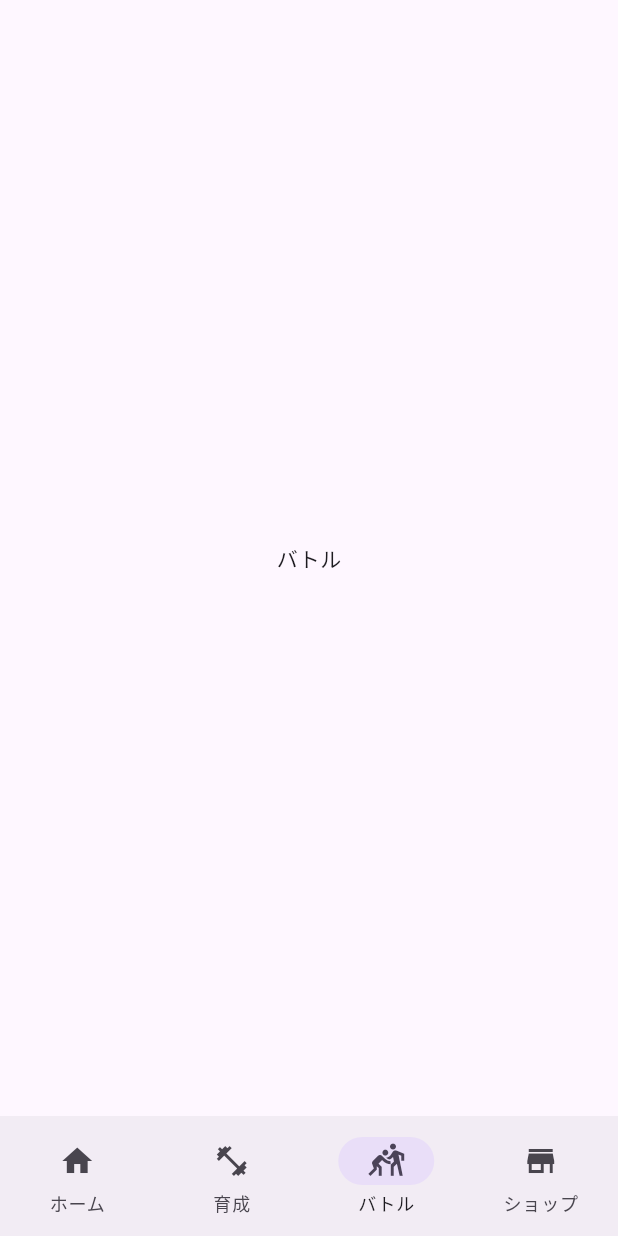
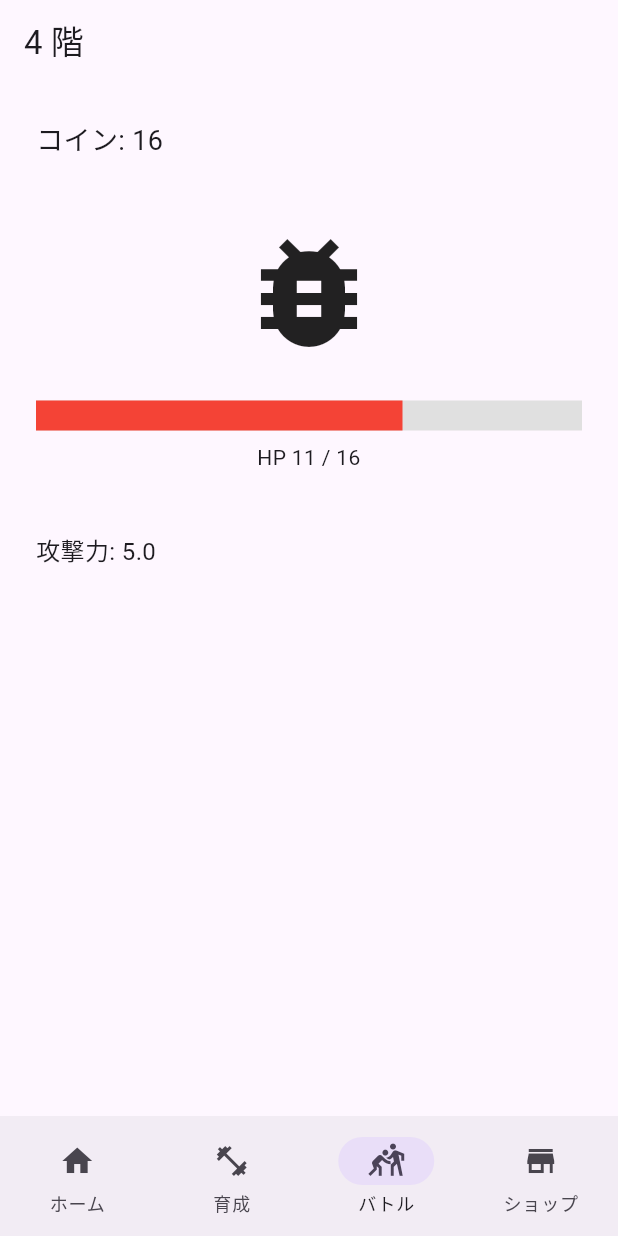
Before and after one commit to yuusaku000/idle_dungeon, a Flutter app: the screen it shows after launch, item 3 of the bottom bar chosen, on a phone screen of 412 x 824 dp. Run offline on Flutter 3.47's test engine with Material 3 defaults, Android fonts, the phone set to English and light mode, and no system bars.

Commit message:
feat: バトル画面の自動戦闘と階層進行を実装

```diff
--- a/lib/game_state.dart
+++ b/lib/game_state.dart
@@ -1,32 +1,34 @@
-import 'package:flutter/foundation.dart';
-
 /// ゲーム全体の数値を保持するクラス。
 /// 画面から独立しているので、タブを切り替えても値は消えない。
-class GameState extends ChangeNotifier {
-  int floor = 1;        // 現在の階層
-  double coins = 0;     // 所持コイン
-  double attack = 5;    // 攻撃力
+class GameState {
+  int floor = 1;         // 現在の階層
+  double coins = 0;      // 所持コイン
+  double attack = 5;     // 攻撃力
+  double enemyHp = 10;   // 敵の現在HP
 
   /// 現在の階層の敵の最大HP
-  double get enemyMaxHp => 10 * pow15(floor - 1);
+  double get enemyMaxHp => 10 * _pow(1.15, floor - 1);
 
   /// 現在の階層で倒したときに得られるコイン
-  double get dropCoin => 5 * pow12(floor - 1);
+  double get dropCoin => 5 * _pow(1.12, floor - 1);
 
-  // 1.15 の n乗
-  double pow15(int n) {
-    double result = 1;
-    for (int i = 0; i < n; i++) {
-      result *= 1.15;
+  /// 1回攻撃する。敵を倒したら true を返す。
+  bool attackOnce() {
+    enemyHp -= attack;
+    if (enemyHp <= 0) {
+      coins += dropCoin;
+      floor++;
+      enemyHp = enemyMaxHp;
+      return true;
     }
-    return result;
+    return false;
   }
 
-  // 1.12 の n乗
-  double pow12(int n) {
+  /// base の exponent 乗
+  double _pow(double base, int exponent) {
     double result = 1;
-    for (int i = 0; i < n; i++) {
-      result *= 1.12;
+    for (int i = 0; i < exponent; i++) {
+      result *= base;
     }
     return result;
   }
--- a/lib/screens/battle_screen.dart
+++ b/lib/screens/battle_screen.dart
@@ -1,13 +1,74 @@
+import 'dart:async';
 import 'package:flutter/material.dart';
 import '../game_state.dart';
 
-class BattleScreen extends StatelessWidget {
+class BattleScreen extends StatefulWidget {
   const BattleScreen({super.key, required this.gameState});
 
   final GameState gameState;
 
   @override
+  State<BattleScreen> createState() => _BattleScreenState();
+}
+
+class _BattleScreenState extends State<BattleScreen> {
+  Timer? _timer;
+
+  @override
+  void initState() {
+    super.initState();
+    // 1秒ごとに自動攻撃する
+    _timer = Timer.periodic(const Duration(seconds: 1), (_) {
+      setState(() {
+        widget.gameState.attackOnce();
+      });
+    });
+  }
+
+  @override
+  void dispose() {
+    _timer?.cancel();
+    super.dispose();
+  }
+
+  @override
   Widget build(BuildContext context) {
-    return const Center(child: Text('バトル'));
+    final state = widget.gameState;
+    final hpRatio = (state.enemyHp / state.enemyMaxHp).clamp(0.0, 1.0);
+
+    return Scaffold(
+      appBar: AppBar(title: Text('${state.floor} 階')),
+      body: Padding(
+        padding: const EdgeInsets.all(24),
+        child: Column(
+          crossAxisAlignment: CrossAxisAlignment.stretch,
+          children: [
+            Text(
+              'コイン: ${state.coins.floor()}',
+              style: const TextStyle(fontSize: 18),
+            ),
+            const SizedBox(height: 40),
+            const Icon(Icons.bug_report, size: 96),
+            const SizedBox(height: 24),
+            LinearProgressIndicator(
+              value: hpRatio,
+              minHeight: 20,
+              color: Colors.red,
+              backgroundColor: Colors.grey.shade300,
+            ),
+            const SizedBox(height: 8),
+            Text(
+              'HP ${state.enemyHp.ceil()} / ${state.enemyMaxHp.ceil()}',
+              textAlign: TextAlign.center,
+            ),
+            const SizedBox(height: 40),
+            Text(
+              '攻撃力: ${state.attack.toStringAsFixed(1)}',
+              style: const TextStyle(fontSize: 16),
+            ),
+          ],
+        ),
+      ),
+    );
   }
 }
```
